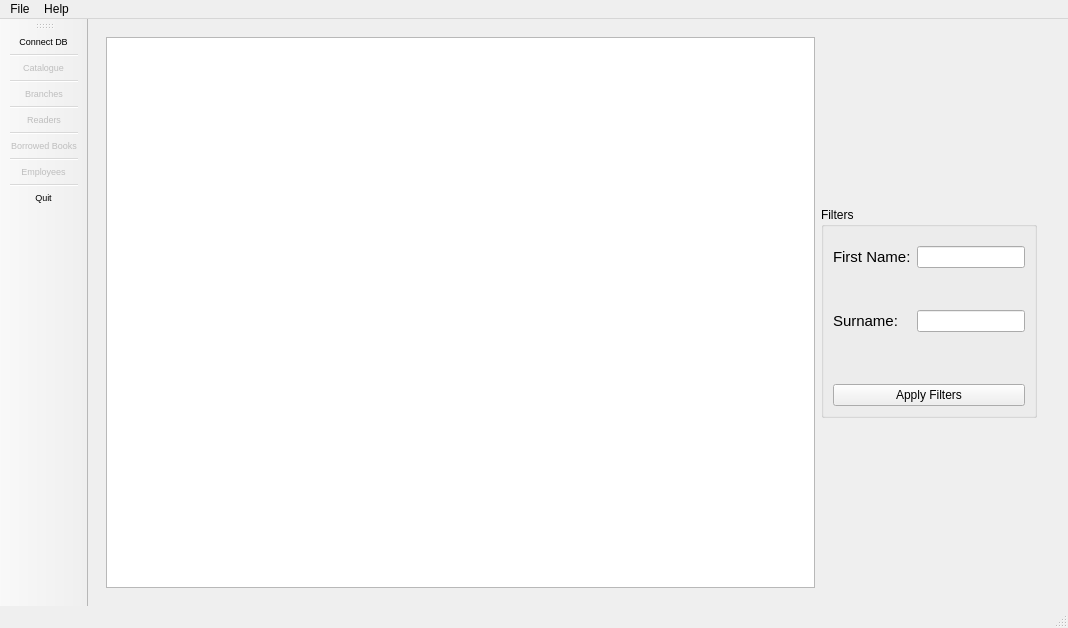
Above: qt_gui/LibraryManagementSystem/mainwindow.ui from Corrlie/Library_management_system before the change. Below: the same form after it.
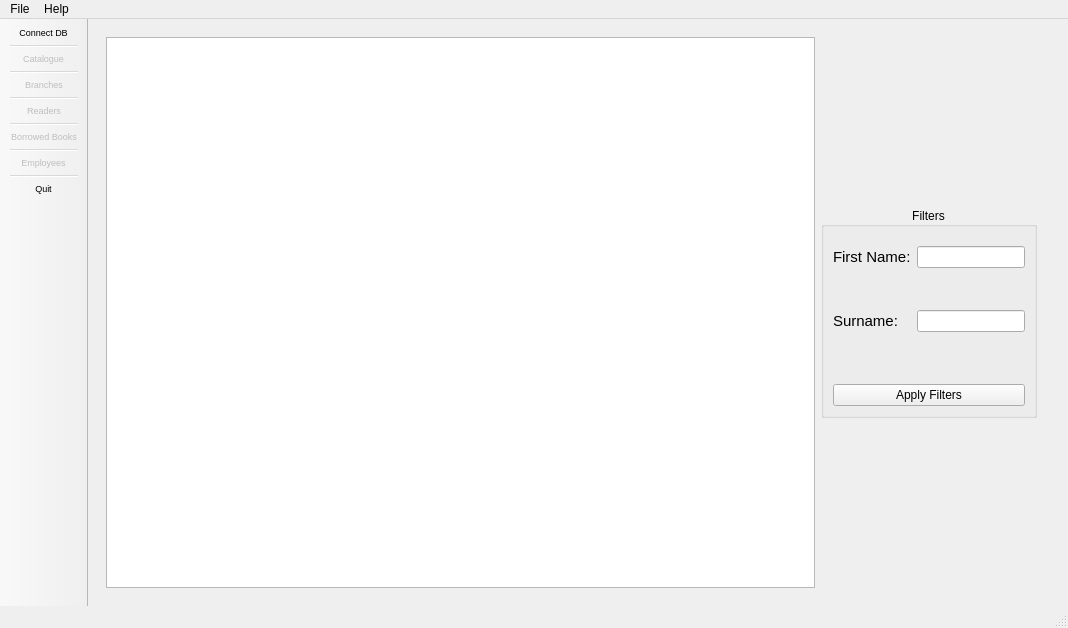
That is the form after the change. The open tabs and pages were chosen to show the change. Icons and pictures are not drawn.

```diff
--- a/qt_gui/LibraryManagementSystem/mainwindow.ui
+++ b/qt_gui/LibraryManagementSystem/mainwindow.ui
@@ -230,6 +230,9 @@
           <property name="title">
            <string>Filters</string>
           </property>
+          <property name="alignment">
+           <set>Qt::AlignCenter</set>
+          </property>
           <layout class="QGridLayout" name="gridLayout_2">
            <item row="1" column="0">
             <layout class="QFormLayout" name="formLayout">
@@ -410,6 +413,9 @@
    <property name="windowTitle">
     <string>toolBar</string>
    </property>
+   <property name="movable">
+    <bool>false</bool>
+   </property>
    <property name="toolButtonStyle">
     <enum>Qt::ToolButtonTextUnderIcon</enum>
    </property>
```
Left out of the diff: 16 changed lines with no effect on the pictures.
